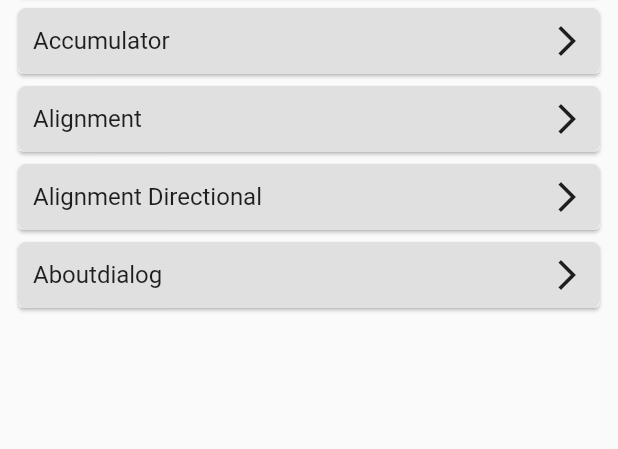
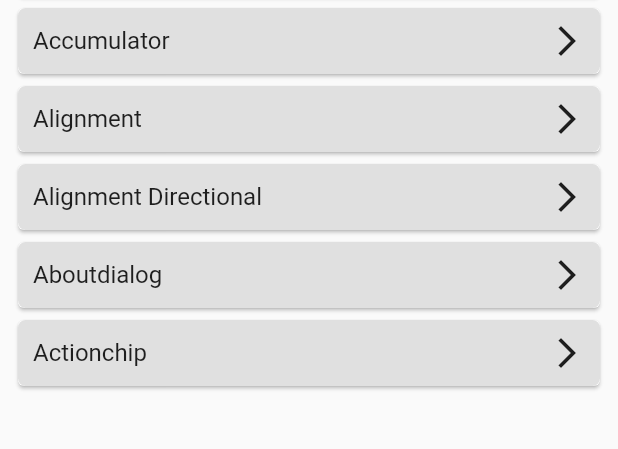
Before and after one commit to ChhailengTim/flutter_libraries, a Flutter app: the screen it shows after launch, on a phone screen of 412 x 824 dp, the part 88-537 px from its top. Run offline on Flutter 3.47's test engine with Material 2 defaults, Android fonts, the phone set to English and light mode, and no system bars; our stand-ins replace dio, get.

Commit message:
actionchip

```diff
--- a/lib/class_a/view/aboutdialog.dart
+++ b/lib/class_a/view/aboutdialog.dart
@@ -9,7 +9,7 @@ class AboutDialogScreen extends StatelessWidget {
     final appText = Get.put(AppText());
     return Scaffold(
       appBar: AppBar(
-        title: Text(appText.aboutDialog),
+        title: Text(appText.aboutdialog),
       ),
       body: Center(
         child: ElevatedButton(
@@ -21,7 +21,7 @@ class AboutDialogScreen extends StatelessWidget {
               applicationLegalese: 'Hello World',
             );
           },
-          child: Text(appText.aboutDialog),
+          child: Text(appText.aboutdialog),
         ),
       ),
     );
--- a/lib/class_a/view/viewa.dart
+++ b/lib/class_a/view/viewa.dart
@@ -3,3 +3,4 @@ export 'accumulator.dart';
 export 'alignments.dart';
 export 'alignmentdirectional.dart';
 export 'aboutdialog.dart';
+export 'actionchip.dart';
--- a/lib/navigations/get_route.dart
+++ b/lib/navigations/get_route.dart
@@ -12,5 +12,6 @@ class GetRoutes extends RouteName {
             name: alignmentDirectionalScreen,
             page: () => const AlignmentDirectionalScreen()),
         GetPage(name: aboutDialogScreen, page: () => const AboutDialogScreen()),
+        GetPage(name: actionChipScreen, page: () => const ActionChipScreen()),
       ];
 }
--- a/lib/navigations/route_name.dart
+++ b/lib/navigations/route_name.dart
@@ -4,4 +4,5 @@ class RouteName {
   String alignmentDirectionalScreen = '/alignmentDirectionalScreen';
   String alignmentsScreen = '/alignmentsScreen';
   String aboutDialogScreen = '/aboutDialogScreen';
+  String actionChipScreen = '/actionChipScreen';
 }
--- a/lib/utils/config/style/app_text.dart
+++ b/lib/utils/config/style/app_text.dart
@@ -5,5 +5,6 @@ class AppText {
   String accumulator = 'accumulator'.capitalize!;
   String alignment = 'alignment'.capitalize!;
   String alignmentdirectional = 'alignment directional'.capitalize!;
-  String aboutDialog = 'AboutDialog'.capitalize!;
+  String aboutdialog = 'aboutDialog'.capitalize!;
+  String actionchip = 'actionChip'.capitalize!;
 }
--- a/lib/view/screen/dashbord.dart
+++ b/lib/view/screen/dashbord.dart
@@ -41,9 +41,15 @@ class DashbordScreen extends StatelessWidget {
                 },
               ),
               ClassesCard(
-                title: appText.aboutDialog,
+                title: appText.aboutdialog,
                 onTap: () {
                   routeToNamed(routeName: RouteName().aboutDialogScreen);
+                },
+              ),
+              ClassesCard(
+                title: appText.actionchip,
+                onTap: () {
+                  routeToNamed(routeName: RouteName().actionChipScreen);
                 },
               ),
             ],
```
Also changed, not shown: lib/class_a/view/actionchip.dart (added, +95 -0 lines).
